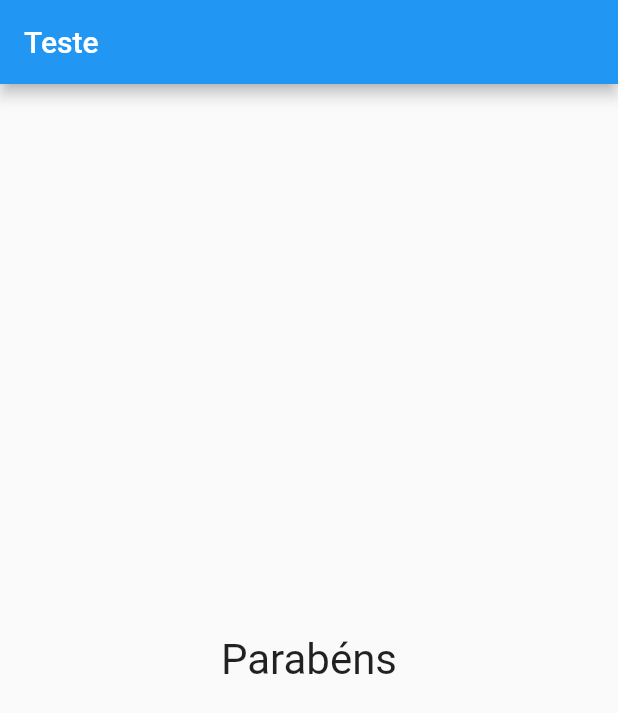
After one commit to black-dev-x/GiFFF-Flutter, a Flutter app: the screen it shows after launch, after a tap on "Preto", after a tap on "Cobra", after a tap on "Leo", on a phone screen of 412 x 824 dp. The commit adds this screen. Shown: the top 713 px of the screen. Run offline on Flutter 3.47's test engine with Material 2 defaults, Android fonts, the phone set to English and light mode, and no system bars.

Commit message:
questionario

```diff
--- /dev/null
+++ b/projeto_perguntas/lib/questionario.dart
@@ -0,0 +1,20 @@
+import 'package:flutter/widgets.dart';
+import 'package:projeto_perguntas/questao.dart';
+import 'package:projeto_perguntas/resposta.dart';
+
+class Questionario extends StatelessWidget {
+  final _perguntas;
+  final _responder;
+  final int _indice;
+
+  @override
+  Questionario(this._perguntas, this._responder, this._indice);
+  Widget build(BuildContext context) {
+    var respostas = _perguntas[_indice]['respostas'];
+
+    return Column(children: [
+      Questao(_perguntas[_indice]['texto']),
+      ...respostas.map((texto) => Resposta(texto, _responder)).toList(),
+    ]);
+  }
+}
--- /dev/null
+++ b/projeto_perguntas/lib/resultado.dart
@@ -0,0 +1,13 @@
+import 'package:flutter/widgets.dart';
+
+class Resultado extends StatelessWidget {
+  @override
+  Widget build(BuildContext context) {
+    return Center(
+      child: Text(
+        'Parabéns',
+        style: TextStyle(fontSize: 28),
+      ),
+    );
+  }
+}
```
Also changed, not shown: projeto_perguntas/lib/main.dart (+3 -15 lines).
